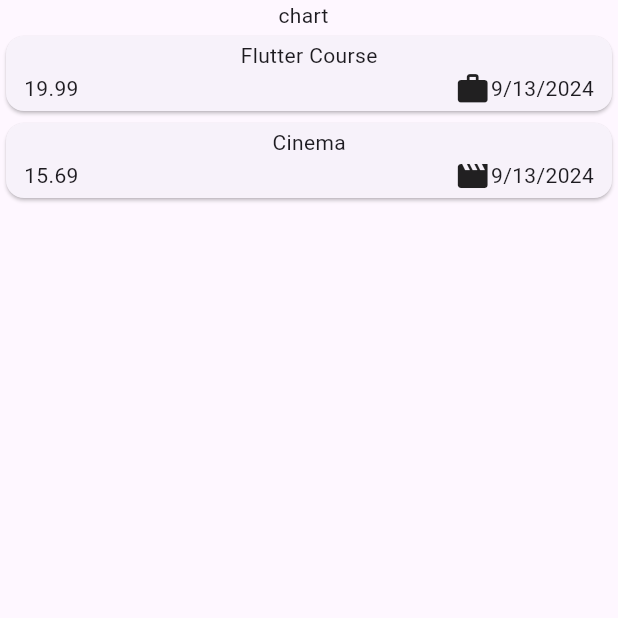
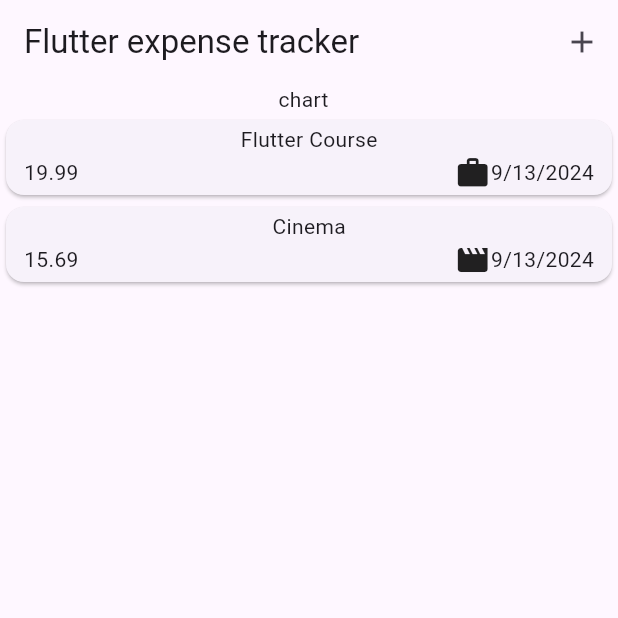
Before and after one commit to sachinsebastian1212/Flutter-expense_tracker, a Flutter app: the screen it shows after launch, on a phone screen of 412 x 824 dp, the top half of it. Run offline on Flutter 3.47's test engine with Material 3 defaults, Android fonts, the phone set to English and light mode, and no system bars.

Commit message:
added appbar button to open modal

```diff
--- a/lib/widgets/expenses.dart
+++ b/lib/widgets/expenses.dart
@@ -1,5 +1,3 @@
-
-
 import 'package:expense_tracker/widgets/expenses_list/expenses_list.dart';
 import 'package:expense_tracker/model/expense.dart';
 import 'package:flutter/material.dart';
@@ -12,14 +10,36 @@ class Expenses extends StatefulWidget {
 }
 
 class _ExpensesState extends State<Expenses> {
+  final List<Expense> _registeredExpenses = [
+    Expense(
+        title: 'Flutter Course',
+        amount: 19.99,
+        date: DateTime.now(),
+        category: Category.work),
+    Expense(
+        title: 'Cinema',
+        amount: 15.69,
+        date: DateTime.now(),
+        category: Category.leisure)
+  ];
 
-  final List<Expense> _registeredExpenses = [
-    Expense(title: 'Flutter Course', amount: 19.99, date: DateTime.now(), category: Category.work),
-    Expense(title: 'Cinema', amount: 15.69, date: DateTime.now(), category: Category.leisure)
-  ];
+  void _openAddExpenseOVerlay() {
+    showModalBottomSheet(
+        context: context, builder: (ctx) => const Center(child: Text('data')));
+  }
+
   @override
   Widget build(BuildContext context) {
     return Scaffold(
+      appBar: AppBar(
+        title: const Text('Flutter expense tracker'),
+        actions: [
+          IconButton(
+            onPressed: _openAddExpenseOVerlay,
+            icon: const Icon(Icons.add),
+          )
+        ],
+      ),
       body: Column(
         children: [
           const Text('chart  '),
```
